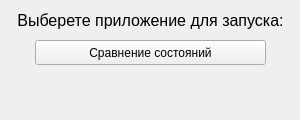
The window that Qt/IRtools/resultsprcdialog.ui (AsAsgard/BigBlackHole) describes before a commit, drawn with Qt 5.
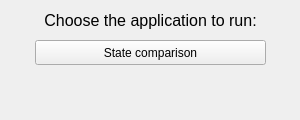
The same window after the commit.

Commit message: Added multilanguage support to IRtools and StateComparison projects

```diff
--- a/Qt/IRtools/resultsprcdialog.ui
+++ b/Qt/IRtools/resultsprcdialog.ui
@@ -28,7 +28,7 @@
     </font>
    </property>
    <property name="text">
-    <string>Выберете приложение для запуска:</string>
+    <string>Choose the application to run:</string>
    </property>
    <property name="alignment">
     <set>Qt::AlignCenter</set>
@@ -49,7 +49,7 @@
     </font>
    </property>
    <property name="text">
-    <string>Сравнение состояний</string>
+    <string>State comparison</string>
    </property>
    <property name="autoDefault">
     <bool>false</bool>
```
Left out of the diff: 2 changed lines with no effect on the pictures. The commit also changes 48 other files.
